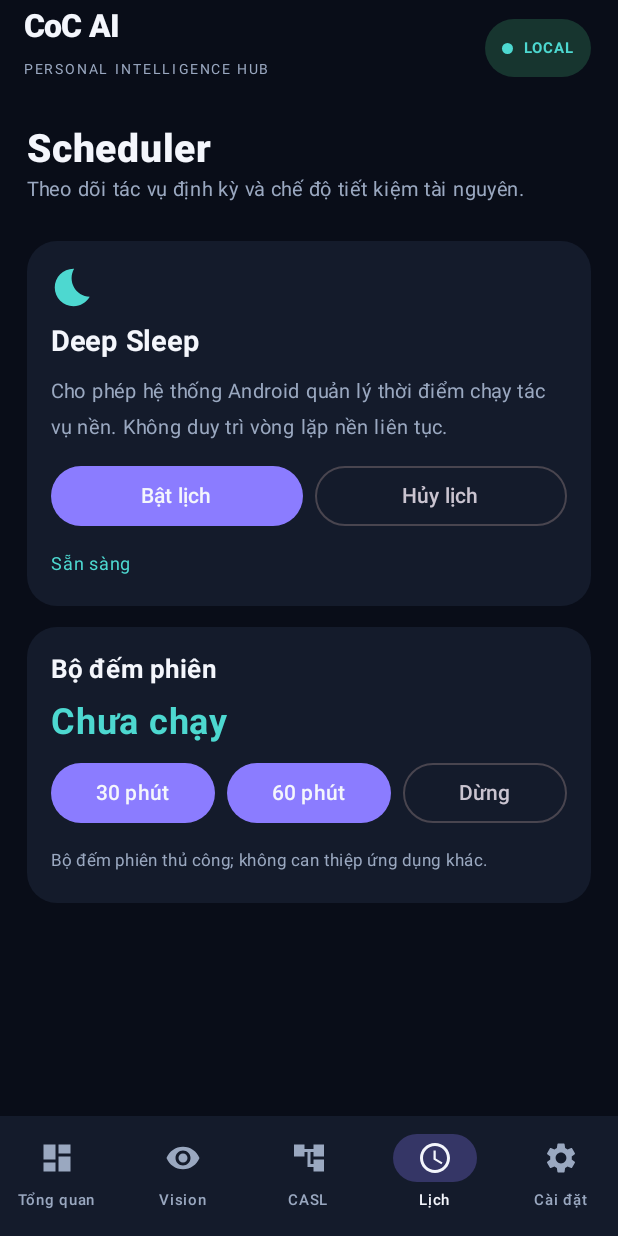
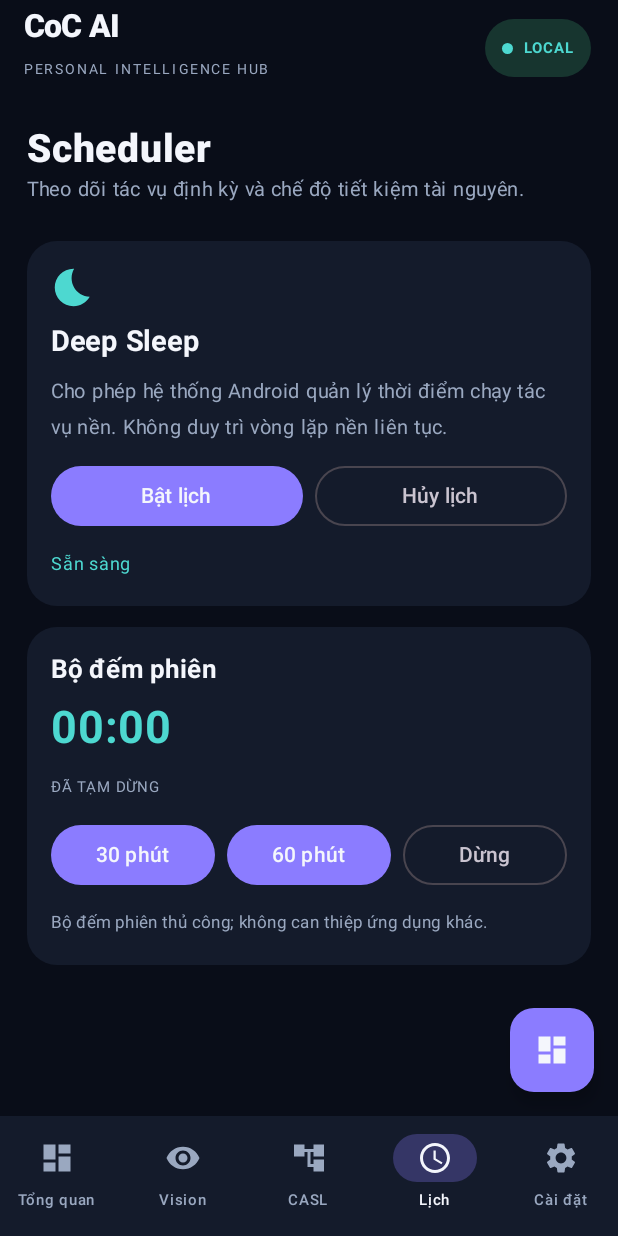
Before and after one commit to Syhung2k7dev/CoC-AI-Assistant, an Android app built with Jetpack Compose: the screen it shows after launch (MainActivity), item 4 of the bottom bar chosen, on a phone screen of 412 x 824 dp. Run offline under Robolectric (Android 15) with nearby library versions, the phone set to English and light mode, and no system bars.

Commit message:
Add in-app floating dashboard and functional session timer

```diff
--- a/app/src/main/kotlin/dev/syhung/cocassistant/MainActivity.kt
+++ b/app/src/main/kotlin/dev/syhung/cocassistant/MainActivity.kt
@@ -20,6 +20,8 @@ import androidx.compose.material.icons.filled.*
 import androidx.compose.material3.*
 import androidx.compose.runtime.*
 import androidx.compose.runtime.saveable.rememberSaveable
+import androidx.compose.runtime.LaunchedEffect
+import kotlinx.coroutines.delay
 import androidx.compose.ui.Alignment
 import androidx.compose.ui.Modifier
 import androidx.compose.ui.graphics.Brush
@@ -63,7 +65,17 @@ private fun CoCAssistantApp() {
     var selectedBitmap by remember { mutableStateOf<Bitmap?>(null) }
     var busy by remember { mutableStateOf(false) }
     var status by remember { mutableStateOf("Sẵn sàng") }
-    var timerSeconds by remember { mutableIntStateOf(0) }
+    var timerSeconds by rememberSaveable { mutableIntStateOf(0) }
+    var timerRunning by rememberSaveable { mutableStateOf(false) }
+    var showQuickPanel by remember { mutableStateOf(false) }
+
+    LaunchedEffect(timerRunning, timerSeconds) {
+        while (timerRunning && timerSeconds > 0) {
+            delay(1000L)
+            timerSeconds -= 1
+        }
+        if (timerSeconds == 0) timerRunning = false
+    }
     var templateCount by remember { mutableIntStateOf(store.count("template_memory")) }
     var history by remember { mutableStateOf(store.getRecords("vision_memory")) }
     val picker = rememberLauncherForActivityResult(ActivityResultContracts.GetContent()) { uri: Uri? ->
@@ -123,6 +135,11 @@ private fun CoCAssistantApp() {
     ) {
         Scaffold(
             containerColor = Bg,
+            floatingActionButton = {
+                FloatingActionButton(onClick = { showQuickPanel = true }, containerColor = Accent, contentColor = White) {
+                    Icon(Icons.Default.Dashboard, contentDescription = "Bảng điều khiển nhanh")
+                }
+            },
             topBar = {
                 TopAppBar(
                     title = {
@@ -301,11 +318,12 @@ private fun CoCAssistantApp() {
                         item {
                             PanelCard {
                                 Text("Bộ đếm phiên", fontWeight = FontWeight.Bold, fontSize = 17.sp)
-                                Text(if (timerSeconds == 0) "Chưa chạy" else "${timerSeconds / 60} phút", color = Cyan, fontSize = 24.sp, fontWeight = FontWeight.Bold)
+                                Text(if (timerSeconds == 0) "00:00" else String.format("%02d:%02d", timerSeconds / 60, timerSeconds % 60), color = Cyan, fontSize = 30.sp, fontWeight = FontWeight.Bold)
+                                Text(if (timerRunning) "ĐANG CHẠY" else "ĐÃ TẠM DỪNG", color = Muted, fontSize = 10.sp)
                                 Row(horizontalArrangement = Arrangement.spacedBy(8.dp)) {
-                                    Button(onClick = { timerSeconds = 30 }, modifier = Modifier.weight(1f)) { Text("30 phút") }
-                                    Button(onClick = { timerSeconds = 60 }, modifier = Modifier.weight(1f)) { Text("60 phút") }
-                                    OutlinedButton(onClick = { timerSeconds = 0 }, modifier = Modifier.weight(1f)) { Text("Dừng") }
+                                    Button(onClick = { timerSeconds = 30 * 60; timerRunning = true }, modifier = Modifier.weight(1f)) { Text("30 phút") }
+                                    Button(onClick = { timerSeconds = 60 * 60; timerRunning = true }, modifier = Modifier.weight(1f)) { Text("60 phút") }
+                                    OutlinedButton(onClick = { timerRunning = false; timerSeconds = 0 }, modifier = Modifier.weight(1f)) { Text("Dừng") }
                                 }
                                 Text("Bộ đếm phiên thủ công; không can thiệp ứng dụng khác.", color = Muted, fontSize = 11.sp)
                             }
@@ -363,6 +381,23 @@ private fun CoCAssistantApp() {
                 }
             }
         }
+        if (showQuickPanel) {
+            AlertDialog(
+                onDismissRequest = { showQuickPanel = false },
+                containerColor = Panel,
+                title = { Text("Floating Dashboard", color = White, fontWeight = FontWeight.Bold) },
+                text = {
+                    Column(verticalArrangement = Arrangement.spacedBy(8.dp)) {
+                        Text("CADSS · schema ${CadssStore.SCHEMA_VERSION}", color = Cyan)
+                        Text("Vision templates · $templateCount", color = White)
+                        Text("Scheduler · WorkManager", color = White)
+                        Text("Session · " + if (timerRunning) "đang chạy" else "không hoạt động", color = Muted)
+                        Text("Trạng thái · $status", color = Muted, fontSize = 12.sp)
+                    }
+                },
+                confirmButton = { TextButton(onClick = { showQuickPanel = false }) { Text("Đóng", color = Cyan) } }
+            )
+        }
     }
 }
 
```
